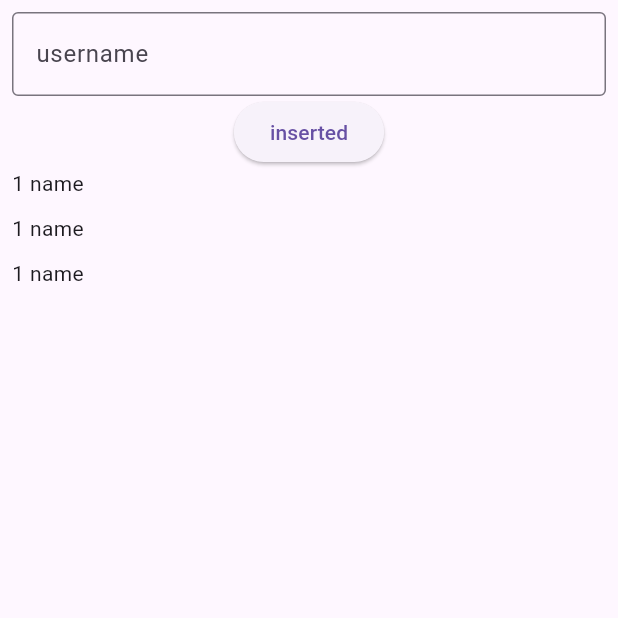
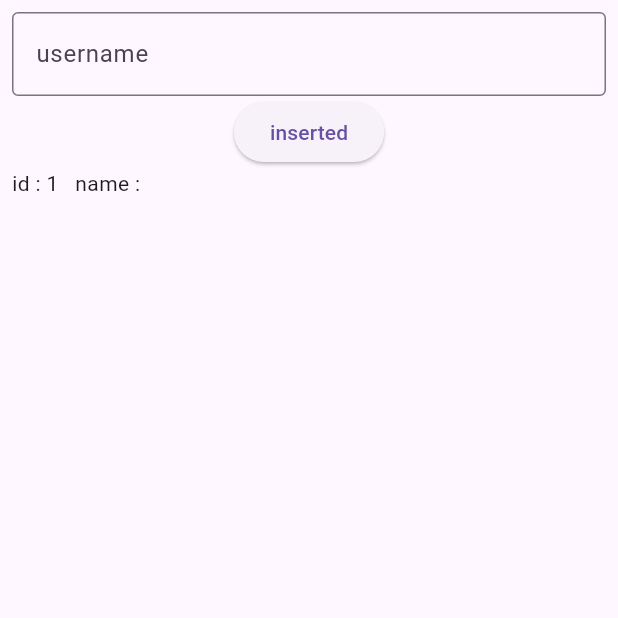
Before and after one commit to Ahmed-elsaid-AEA/sqflite_department, a Flutter app: the screen it shows after launch, after a tap on "inserted", on a phone screen of 412 x 824 dp, the top half of it. Run offline on Flutter 3.47's test engine with Material 3 defaults, Android fonts, the phone set to English and light mode, and no system bars; our stand-ins replace sqflite; accounts and stored records are empty.

Commit message:
show data user

```diff
--- a/lib/controller/user_controller.dart
+++ b/lib/controller/user_controller.dart
@@ -1,19 +1,20 @@
 import 'package:sqflite_department/core/database/sqlite/my_sq_f_lite_databse.dart';
 
 class UserController {
-  UserController(){
+  List dataUser = [];
+
+  UserController() {
     select();
   }
+
   void insertUser({required String userName}) async {
     MySqFLiteDatabase db = MySqFLiteDatabase();
     bool inserted = await db.insertToUserTable(userName: userName);
-    print(inserted);
+    select();
   }
 
-  Future<List<Map<String, Object?>>> select() async {
+  void select() async {
     MySqFLiteDatabase db = MySqFLiteDatabase();
-    List<Map<String, Object?>> data = await db.select();
-    print(data);
-    return data;
+    dataUser = await db.select();
   }
 }
--- a/lib/view/user_screen.dart
+++ b/lib/view/user_screen.dart
@@ -35,16 +35,26 @@ class _UserScreenState extends State<UserScreen> {
               border: OutlineInputBorder(),
             ),
           ),
-          ElevatedButton(onPressed: () async {}, child: const Text("inserted")),
+          ElevatedButton(onPressed: () async {
+            _userController.insertUser(userName: _usernameController.text);
+
+            setState(() {
+
+            });
+          }, child: const Text("inserted")),
           Expanded(
             child: ListView.separated(
                 itemBuilder: (context, index) => Row(
-                      children: [Text("1 name")],
+                      children: [
+                        Text("id : ${_userController.dataUser[index]['user_id']}   "),
+
+                        Text("name : ${_userController.dataUser[index]['username']}"),
+                      ],
                     ),
                 separatorBuilder: (context, index) => SizedBox(
                       height: 10,
                     ),
-                itemCount: 3),
+                itemCount: _userController.dataUser.length),
           )
         ],
       ),
```
